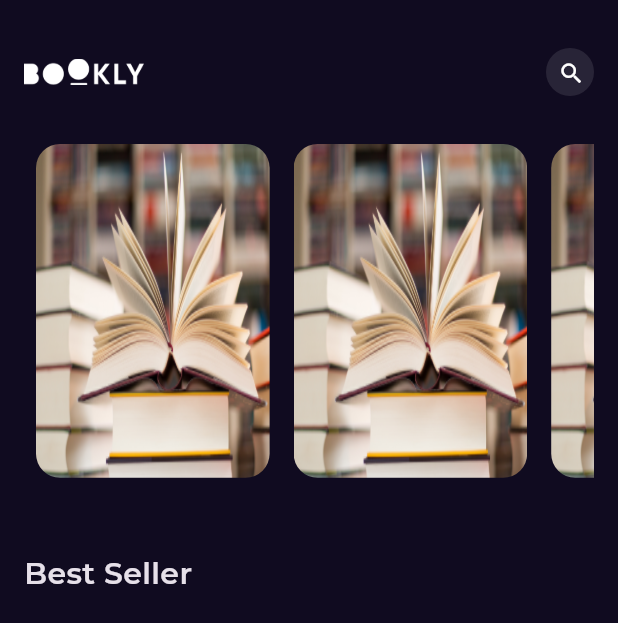
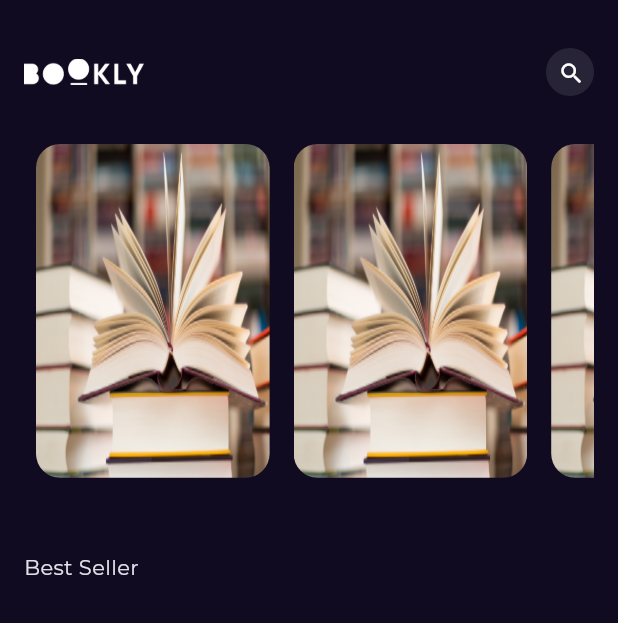
Before and after one commit to mousa469/bookly_app, a Flutter app: the screen it shows after launch, on a phone screen of 412 x 824 dp. Shown: the top 623 px of the screen. Run offline on Flutter 3.47's test engine with Material 3 defaults, Android fonts, the phone set to English and light mode, and no system bars; our stand-ins replace get, google_fonts; statements that could not run were skipped.

Commit message:
create app styles

```diff
--- a/lib/constants.dart
+++ b/lib/constants.dart
@@ -2,3 +2,4 @@ import 'package:flutter/material.dart';
 
 const kPrimaryColor = Color(0xff100B20);
 const kTransitionDuration = Duration(microseconds: 250);
+const kOleo = 'Oleo';
--- a/lib/core/utils/styles.dart
+++ b/lib/core/utils/styles.dart
@@ -1,6 +1,45 @@
+import 'package:bookly/constants.dart';
 import 'package:flutter/material.dart';
 
+
 abstract class Styles {
-  static const mediumTitle =
-      TextStyle(fontSize: 20, fontWeight: FontWeight.w600);
+  static const textStyle18 =
+      TextStyle(
+        fontSize: 18,
+         fontWeight: FontWeight.w600
+         );
+
+
+  static const textStyle20 =
+      TextStyle(
+        fontSize: 20,
+         fontWeight: FontWeight.normal,
+         fontFamily: kOleo
+         );
+
+
+  static const textStyle30 =
+      TextStyle(
+        fontSize: 30,
+         fontWeight: FontWeight.normal,
+         fontFamily: kOleo
+         );
+
+
+  static const textStyle14 =
+      TextStyle(
+        fontSize: 14,
+         fontWeight: FontWeight.normal,
+
+         );
+
+  static const textStyle16 =
+      TextStyle(
+        fontSize: 16,
+         fontWeight: FontWeight.w500,
+
+         );
+
+
+
 }
```
Also changed, not shown: pubspec.yaml (+11 -11 lines), assets/fonts/OleoScriptSwashCaps-Regular.ttf (added).
